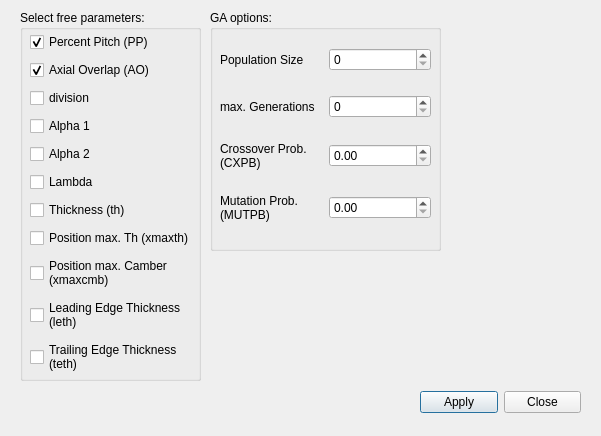
Qt form module/UI/qtdesigner/deapwindow.ui (badabush/Blade-Optimization-Tool) before a commit.
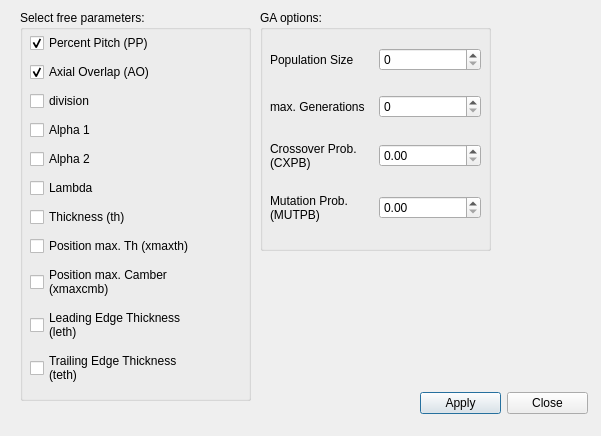
The same form after that commit.

Diff of the .ui file:
```diff
--- a/module/UI/qtdesigner/deapwindow.ui
+++ b/module/UI/qtdesigner/deapwindow.ui
@@ -18,8 +18,8 @@
     <rect>
      <x>420</x>
      <y>390</y>
-     <width>161</width>
-     <height>25</height>
+     <width>168</width>
+     <height>27</height>
     </rect>
    </property>
    <layout class="QHBoxLayout" name="horizontalLayout">
@@ -50,8 +50,8 @@
     <rect>
      <x>20</x>
      <y>10</y>
-     <width>181</width>
-     <height>371</height>
+     <width>231</width>
+     <height>391</height>
     </rect>
    </property>
    <property name="title">
@@ -62,8 +62,8 @@
      <rect>
       <x>10</x>
       <y>20</y>
-      <width>167</width>
-      <height>351</height>
+      <width>202</width>
+      <height>366</height>
      </rect>
     </property>
     <layout class="QGridLayout" name="gridLayout">
@@ -159,7 +159,7 @@
   <widget class="QGroupBox" name="groupBox_2">
    <property name="geometry">
     <rect>
-     <x>210</x>
+     <x>260</x>
      <y>10</y>
      <width>231</width>
      <height>241</height>
@@ -211,7 +211,11 @@
       <widget class="QDoubleSpinBox" name="input_cxpb"/>
      </item>
      <item row="1" column="1">
-      <widget class="QSpinBox" name="input_gen"/>
+      <widget class="QSpinBox" name="input_gen">
+       <property name="maximum">
+        <number>100</number>
+       </property>
+      </widget>
      </item>
      <item row="1" column="0">
       <widget class="QLabel" name="label_4">
```
Left out of the diff: 12 changed lines with no effect on the pictures.
